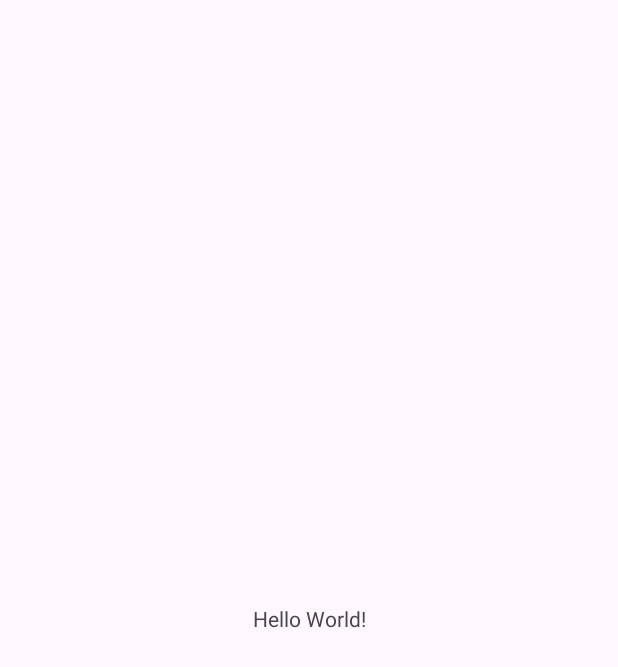
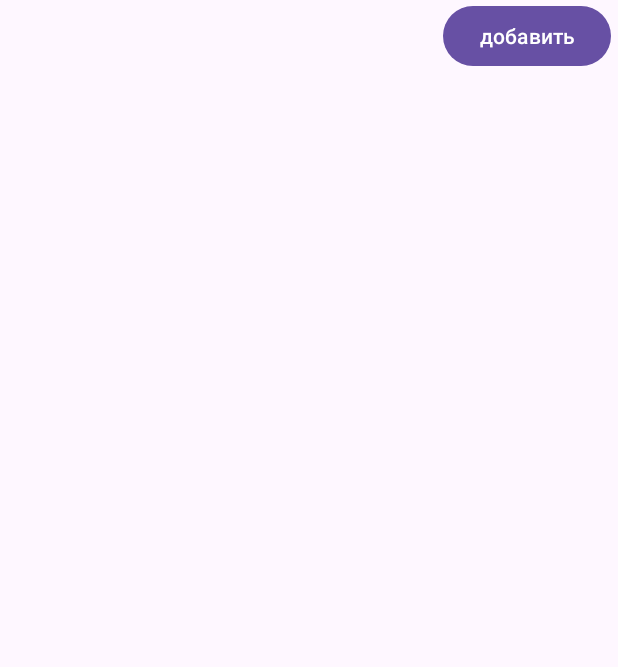
Before and after one commit to IlyaTupitsin/napominanie1, an Android app: the screen it shows after launch (MainActivity), on a phone screen of 412 x 824 dp. Before the commit the part shown is almost empty. Shown: the top 667 px of the screen. Run offline under Robolectric (Android 15) with nearby library versions, the phone set to English and light mode, and no system bars.

Commit message:
перенёс что примерно сделал за последние пары

```diff
--- a/app/src/main/java/com/example/mytask/MainActivity.java
+++ b/app/src/main/java/com/example/mytask/MainActivity.java
@@ -1,14 +1,23 @@
 package com.example.mytask;
 
 import androidx.appcompat.app.AppCompatActivity;
+import androidx.recyclerview.widget.RecyclerView;
 
 import android.os.Bundle;
 
+import java.util.ArrayList;
+import java.util.List;
+
 public class MainActivity extends AppCompatActivity {
-
+    private List<Task> taskList = new ArrayList<>();
+    private RecyclerView recyclerView;
+    private DBHelper dbHelper;
     @Override
     protected void onCreate(Bundle savedInstanceState) {
         super.onCreate(savedInstanceState);
         setContentView(R.layout.activity_main);
+        dbHelper = new DBHelper(this);
+
+        recyclerView = findViewById(R.id.recycler_view);
     }
 }
--- a/app/src/main/res/layout/activity_main.xml
+++ b/app/src/main/res/layout/activity_main.xml
@@ -1,18 +1,25 @@
 <?xml version="1.0" encoding="utf-8"?>
-<androidx.constraintlayout.widget.ConstraintLayout xmlns:android="http://schemas.android.com/apk/res/android"
+<LinearLayout  xmlns:android="http://schemas.android.com/apk/res/android"
     xmlns:app="http://schemas.android.com/apk/res-auto"
     xmlns:tools="http://schemas.android.com/tools"
     android:layout_width="match_parent"
     android:layout_height="match_parent"
     tools:context=".MainActivity">
 
-    <TextView
+
+    <androidx.recyclerview.widget.RecyclerView
+        android:id="@+id/recycler_view"
+        android:layout_width="295dp"
+        android:layout_height="match_parent"
+        android:layout_marginBottom="2dp"
+        app:layout_constraintBottom_toBottomOf="parent"
+        app:layout_constraintEnd_toEndOf="parent"
+        app:layout_constraintStart_toStartOf="parent" />
+
+    <Button
+        android:id="@+id/button5"
         android:layout_width="wrap_content"
         android:layout_height="wrap_content"
-        android:text="Hello World!"
-        app:layout_constraintBottom_toBottomOf="parent"
-        app:layout_constraintEnd_toEndOf="parent"
-        app:layout_constraintStart_toStartOf="parent"
-        app:layout_constraintTop_toTopOf="parent" />
-
-</androidx.constraintlayout.widget.ConstraintLayout>
+        android:layout_weight="0"
+        android:text="добавить" />
+</LinearLayout>
```
Also changed, not shown: app/src/main/java/com/example/mytask/DBHelper.java (added, +81 -0 lines), app/src/main/java/com/example/mytask/Task.java (added, +42 -0 lines).
